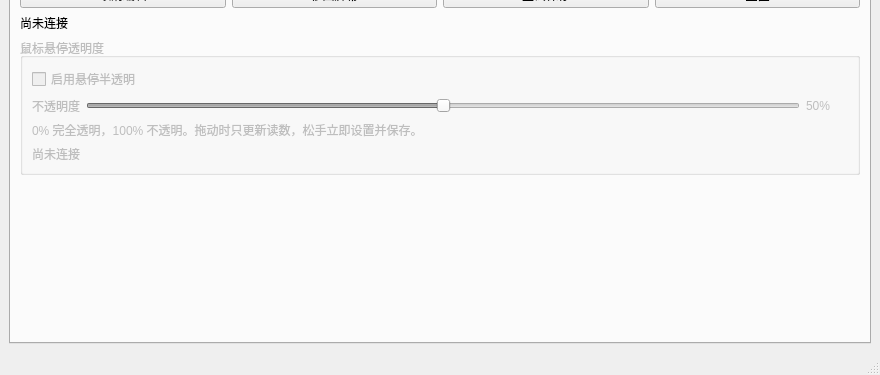
First picture: the form in control/MainWindow.ui, repository ad2248/DeskWaifu, before the edit; both pictures show x 0 to 880 and y 325 to 700 of the 880 by 700 pixel window.
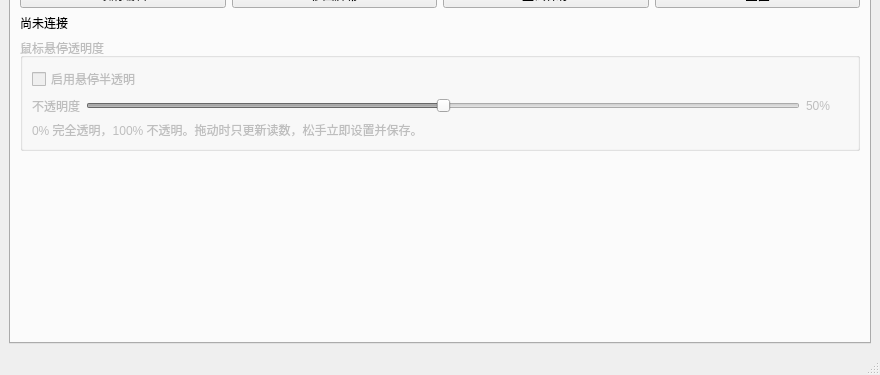
Second picture: the form after the edit. The open tabs and pages were chosen to show the change.

Commit message: feat: 统一在窗口底部显示操作状态

The edit to the form file:
```diff
--- a/control/MainWindow.ui
+++ b/control/MainWindow.ui
@@ -579,12 +579,6 @@
               <property name="wordWrap"><bool>true</bool></property>
              </widget>
             </item>
-            <item row="3" column="0" colspan="3">
-             <widget class="QLabel" name="hoverOpacityStatusLabel">
-              <property name="text"><string>尚未连接</string></property>
-              <property name="wordWrap"><bool>true</bool></property>
-             </widget>
-            </item>
            </layout>
           </widget>
          </item>
```
The commit also changes 4 other files.
